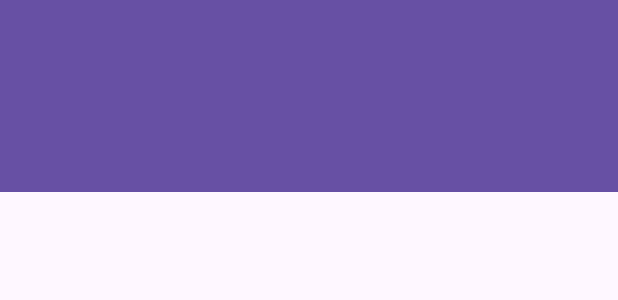
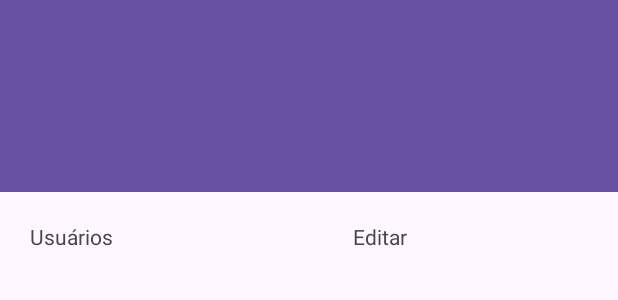
Before and after one commit to MicaelaDinizP/AgendaMed, an Android app: the layout activity_usuario.xml on its own in the app's theme, with its tools: preview values and no code run, on a phone screen of 412 x 824 dp. Shown: the top 300 px of the screen. Run offline under Robolectric (Android 15) with nearby library versions, the phone set to English and light mode, and no system bars.

Commit message:
feat: implementa tabela de usuários com busca estática

```diff
--- a/app/src/main/res/layout/activity_usuario.xml
+++ b/app/src/main/res/layout/activity_usuario.xml
@@ -21,4 +21,26 @@
         android:theme="@style/ThemeOverlay.AppCompat.Dark.ActionBar"
         app:popupTheme="@style/ThemeOverlay.AppCompat.Light" />
 
+    <TableLayout
+        android:id="@+id/tabela_usuarios"
+        android:layout_width="match_parent"
+        android:layout_height="wrap_content"
+        android:stretchColumns="*">
+        <TableRow>
+
+            <TextView
+                android:layout_width="wrap_content"
+                android:layout_height="wrap_content"
+                android:padding="20dp"
+                android:text="Usuários" />
+
+            <TextView
+                android:layout_width="wrap_content"
+                android:layout_height="wrap_content"
+                android:text="Editar"
+                android:padding="8dp" />
+        </TableRow>
+
+    </TableLayout>
+
 </LinearLayout>
```
Also changed, not shown: app/src/main/java/devandroid/micaela/tcc_agendamed/view/UsuarioActivity.java (+41 -4 lines).
